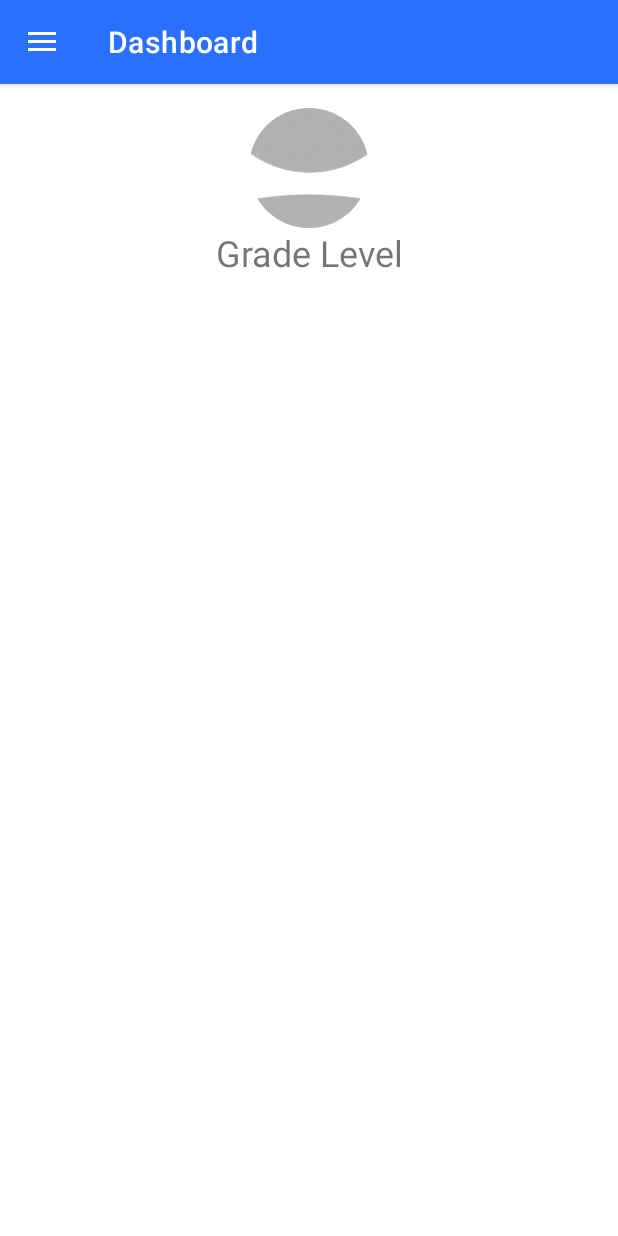
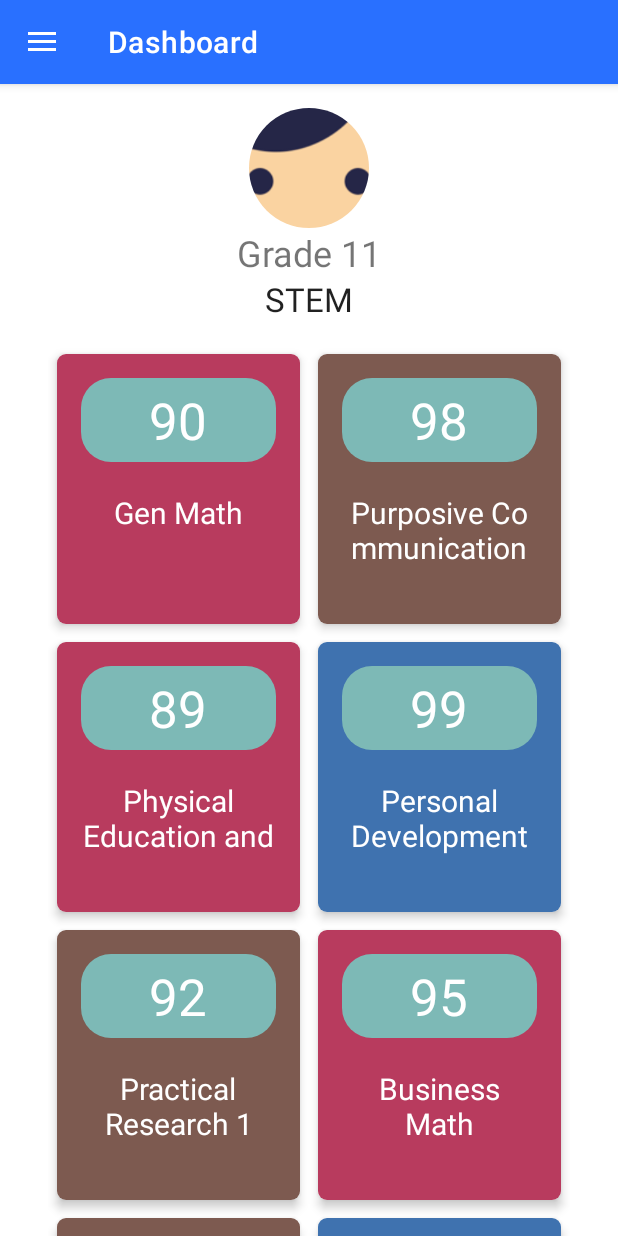
Before and after one commit to johnmickorpnt/SMSHS, an Android app: the fragment GradesFragment placed in its activity, on a phone screen of 412 x 824 dp. Run offline under Robolectric (Android 15) with nearby library versions, the phone set to English and light mode, and no system bars; our stand-ins replace CircleImageView.

Commit message:
Added grades module
- Added simple grades module
- Subjects now properly fetch images.
- Some code refactors

```diff
--- a/app/build.gradle
+++ b/app/build.gradle
@@ -32,6 +32,7 @@ android {
 }
 
 dependencies {
+    implementation("com.squareup.okhttp3:okhttp:4.10.0")
     implementation 'com.squareup.picasso:picasso:2.71828'
     implementation 'com.auth0.android:jwtdecode:2.0.0'
     implementation 'com.squareup.retrofit2:retrofit:2.9.0'
--- /dev/null
+++ b/app/src/main/java/com/example/itcp/adapters/GradesAdapter.kt
@@ -0,0 +1,41 @@
+package com.example.itcp.adapters
+
+import android.graphics.Color
+import android.view.LayoutInflater
+import android.view.View
+import android.view.ViewGroup
+import android.widget.RelativeLayout
+import android.widget.TextView
+import androidx.recyclerview.widget.RecyclerView
+import com.example.itcp.R
+import com.example.itcp.models.GradeModel
+import kotlin.random.Random
+
+class GradesAdapter(private val gradesList : ArrayList<GradeModel>) :
+    RecyclerView.Adapter<GradesAdapter.MyViewHolder>() {
+    class MyViewHolder(itemView: View) : RecyclerView.ViewHolder(itemView){
+        val gradeText : TextView = itemView.findViewById(R.id.grade_value)
+        val courseTitle : TextView = itemView.findViewById(R.id.courseTitle)
+        val bg : RelativeLayout = itemView.findViewById(R.id.grade_relativelayout)
+    }
+
+    override fun onCreateViewHolder(parent: ViewGroup, viewType: Int): GradesAdapter.MyViewHolder {
+        val itemView = LayoutInflater.from(parent.context).inflate(
+            R.layout.grades_recycler_row, parent,
+            false)
+        return MyViewHolder(itemView)
+    }
+    override fun onBindViewHolder(holder: MyViewHolder, position: Int) {
+        val currentItem = gradesList[position]
+        holder.gradeText.text = currentItem.grade
+        holder.courseTitle.text = currentItem.subjectName
+        val random = Random
+        val colors = arrayOf("#7D5A50", "#FF2E63", "#B83B5E", "#3F72AF", "#967E76")
+        val randomNumberInRange = random.nextInt(0, 4) // generates a random number between 5 and 14
+        holder.bg.setBackgroundColor(Color.parseColor(colors[randomNumberInRange]))
+    }
+
+    override fun getItemCount(): Int {
+        return gradesList.size
+    }
+}
--- a/app/src/main/java/com/example/itcp/fragments/GradesFragment.kt
+++ b/app/src/main/java/com/example/itcp/fragments/GradesFragment.kt
@@ -1,13 +1,23 @@
 package com.example.itcp.fragments
 
+import android.app.ProgressDialog
 import android.os.Bundle
 import android.view.LayoutInflater
 import android.view.View
 import android.view.ViewGroup
 import androidx.fragment.app.Fragment
+import androidx.recyclerview.widget.RecyclerView
+import androidx.recyclerview.widget.StaggeredGridLayoutManager
 import com.example.itcp.R
+import com.example.itcp.adapters.GradesAdapter
+import com.example.itcp.adapters.MyAdapter
+import com.example.itcp.models.GradeModel
 
 class GradesFragment : Fragment() {
+    private lateinit var gradesAdapter: GradesAdapter
+    private lateinit var gradesRecyclerView: RecyclerView
+    private lateinit var gradeArrayList : ArrayList<GradeModel>
+
 
     override fun onCreateView(
         inflater: LayoutInflater,
@@ -16,4 +26,38 @@ class GradesFragment : Fragment() {
     ): View? {
         return inflater.inflate(R.layout.fragment_grades, container, false)
     }
+    override fun onViewCreated(view: View, savedInstanceState: Bundle?) {
+        super.onViewCreated(view, savedInstanceState)
+        dataInit()
+        var layoutManager = StaggeredGridLayoutManager(2, StaggeredGridLayoutManager.VERTICAL)
+        gradesRecyclerView = view.findViewById(R.id.grades_subject_recycleview)
+        gradesAdapter = GradesAdapter(gradeArrayList)
+        gradesRecyclerView.adapter = gradesAdapter
+        gradesRecyclerView.isNestedScrollingEnabled = false
+        gradesRecyclerView.layoutManager = layoutManager
+
+    }
+    fun dataInit(){
+        gradeArrayList = arrayListOf<GradeModel>()
+
+        val gradeList = arrayListOf(
+            "90","98","89","99","92","95", "96", "95"
+        )
+        val subjectList = arrayListOf(
+            "Gen Math",
+            "Purposive Communication",
+            "Physical Education and Health",
+            "Personal Development",
+            "Practical Research 1",
+            "Business Math",
+            "Organization and Management",
+            "21st Century Literature from the Philippines and the World"
+        )
+
+        for(i in gradeList.indices){
+            val grade = GradeModel(gradeList[i], subjectList[i])
+            gradeArrayList.add(grade)
+        }
+
+    }
 }
--- /dev/null
+++ b/app/src/main/java/com/example/itcp/models/GradeModel.kt
@@ -0,0 +1,4 @@
+package com.example.itcp.models
+
+class GradeModel(var grade : String, var subjectName : String) {
+}
--- a/app/src/main/res/layout/fragment_course.xml
+++ b/app/src/main/res/layout/fragment_course.xml
@@ -13,7 +13,7 @@
             android:id="@+id/homeBtn"
             android:layout_width="match_parent"
             android:layout_height="match_parent"
-            android:layout_below="@id/courseIntroLayout"
+            android:layout_below="@id/courseIntroContainer"
             android:paddingStart="15dp"
             android:paddingTop="15dp"
             android:paddingEnd="15dp"
@@ -47,7 +47,7 @@
         </RelativeLayout>
 
         <RelativeLayout
-            android:id="@+id/courseIntroLayout"
+            android:id="@+id/courseIntroContainer"
             android:layout_width="match_parent"
             android:layout_height="match_parent"
             android:background="@color/teal_200"
--- a/app/src/main/res/layout/fragment_grades.xml
+++ b/app/src/main/res/layout/fragment_grades.xml
@@ -10,13 +10,24 @@
         android:layout_height="match_parent"
         android:padding="16sp">
 
+        <TextView
+            android:id="@+id/dept_grade_text"
+            android:layout_width="wrap_content"
+            android:layout_height="wrap_content"
+            android:layout_below="@+id/grade_label"
+            android:layout_alignParentStart="true"
+            android:layout_alignParentEnd="true"
+            android:gravity="center"
+            android:text="STEM"
+            android:textAppearance="@style/TextAppearance.AppCompat.Large" />
+
         <de.hdodenhof.circleimageview.CircleImageView
             android:id="@+id/grade_img_user"
             android:layout_width="80dp"
             android:layout_height="80dp"
             android:layout_alignParentStart="true"
             android:layout_alignParentEnd="true"
-            android:src="@drawable/user_placeholder" />
+            android:src="@drawable/user" />
 
         <TextView
             android:id="@+id/grade_label"
@@ -25,7 +36,7 @@
             android:layout_below="@id/grade_img_user"
             android:layout_alignParentStart="true"
             android:layout_alignParentEnd="true"
-            android:text="Grade Level"
+            android:text="Grade 11"
             android:textAlignment="center"
             android:textSize="24sp" />
 
@@ -33,11 +44,14 @@
             android:id="@+id/grades_subject_recycleview"
             android:layout_width="match_parent"
             android:layout_height="match_parent"
-            android:layout_below="@id/grade_label"
+            android:layout_below="@+id/dept_grade_text"
             android:layout_alignParentStart="true"
             android:layout_alignParentEnd="true"
             android:layout_marginStart="16dp"
-            android:layout_marginEnd="16dp" />
+            android:layout_marginTop="16dp"
+            android:layout_marginEnd="16dp">
+
+        </androidx.recyclerview.widget.RecyclerView>
 
     </RelativeLayout>
 </androidx.core.widget.NestedScrollView>
--- a/app/src/main/res/layout/grades_recycler_row.xml
+++ b/app/src/main/res/layout/grades_recycler_row.xml
@@ -17,8 +17,9 @@
     app:layout_constraintTop_toTopOf="parent">
 
     <RelativeLayout
+        android:id="@+id/grade_relativelayout"
         android:layout_width="match_parent"
-        android:layout_height="140dp"
+        android:layout_height="180dp"
         android:background="#E96479"
         android:padding="16dp"
         android:paddingStart="16dp"
@@ -35,10 +36,15 @@
             android:layout_below="@+id/grade_value"
             android:layout_alignParentStart="true"
             android:layout_alignParentEnd="true"
+            android:layout_alignParentBottom="true"
             android:layout_marginTop="20sp"
+            android:layout_marginBottom="20dp"
+            android:inputType="textMultiLine|textCapWords"
+            android:maxLines="2"
             android:text="Canvas Course Guide for Students"
             android:textAlignment="center"
             android:textAppearance="@style/TextAppearance.AppCompat.Display3"
+            android:textColor="#FFFFFF"
             android:textSize="20sp"
             app:layout_constraintEnd_toEndOf="parent"
             app:layout_constraintStart_toStartOf="parent"
```
Also changed, not shown: app/src/main/java/com/example/itcp/SubjectActivity.kt (+35 -4 lines), app/src/main/java/com/example/itcp/adapters/MyAdapter.kt (+21 -16 lines), app/src/main/res/layout/activity_subject.xml (+27 -16 lines), 1 other file.
